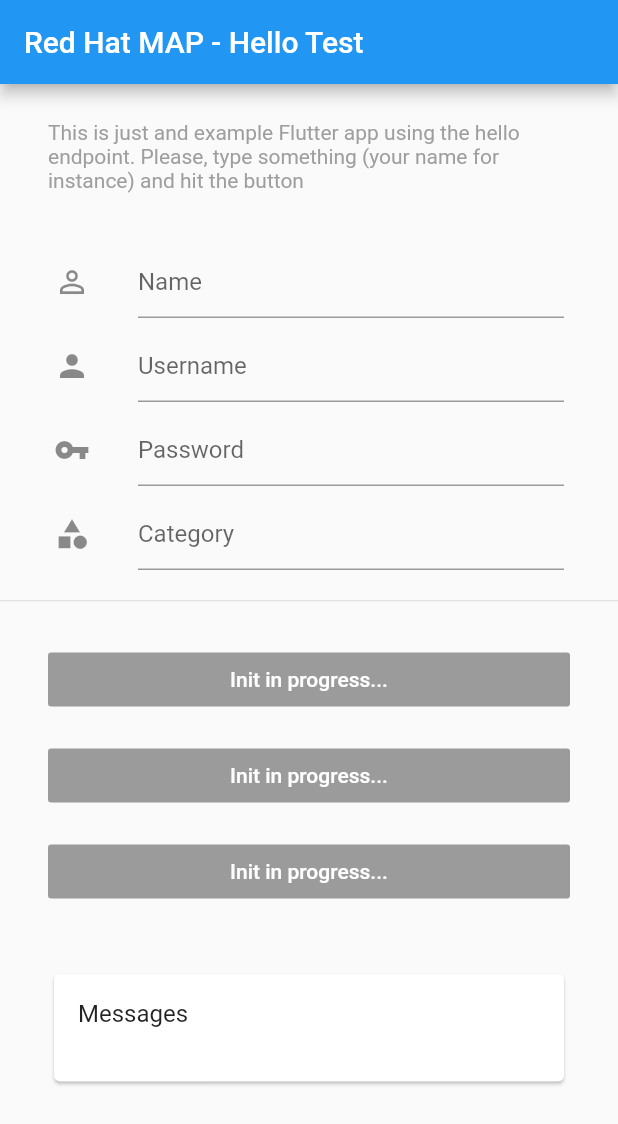
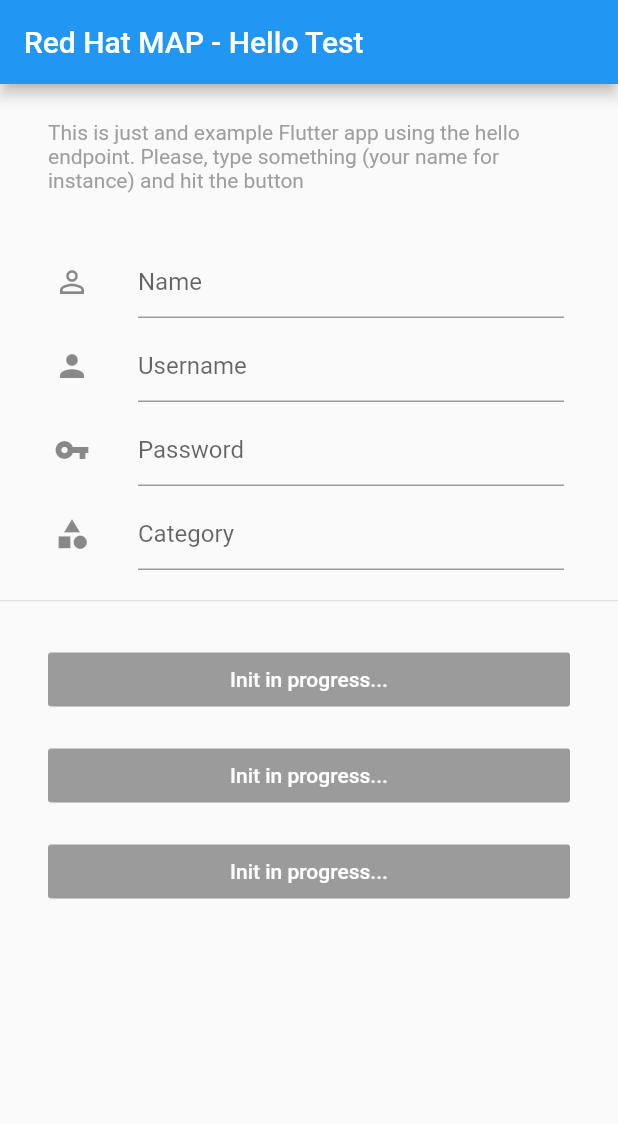
Before and after one commit to cvicens/flutter-fh, a Flutter app: the screen it shows after launch, on a phone screen of 412 x 824 dp. Shown: the top 1124 px of the screen. Run offline on Flutter 3.47's test engine with Material 2 defaults, Android fonts, the phone set to English and light mode, and no system bars.

Commit message:
message section hidden, snackbars instead

```diff
--- a/example/lib/main.dart
+++ b/example/lib/main.dart
@@ -154,10 +154,12 @@
       data = await FhSdk.cloud(options);
       print('data ==> ' + data.toString());
       message = data.toString();
+      showSnackBarMessage(message);
     } on PlatformException catch (e, s) {
       print('Exception details:\n $e');
       print('Stack trace:\n $s');
-      message = 'Error calling hello';
+      message = 'Error calling hello/';
+      showSnackBarMessage(message);
     }
 
     // If the widget was removed from the tree while the asynchronous platform
@@ -184,7 +186,6 @@
       print('Exception details:\n $e');
       print('Stack trace:\n $s');
       message = 'Authentication error';
-
       showSnackBarMessage (message);
     }
 
@@ -207,11 +208,13 @@
     try {
       data = await FhSdk.pushRegisterWithAliasAndCategories(alias, categories);
       message = data.toString();
+      showSnackBarMessage('Registered as: ' + alias + ' as ' + categories.toString());
       print('pushRegister data ' + data.toString());
     } on PlatformException catch (e, s) {
       print('Exception details:\n $e');
       print('Stack trace:\n $s');
-      message = 'Error calling hello';
+      message = 'Error calling pushRegister';
+      showSnackBarMessage(message);
     }
 
     // If the widget was removed from the tree while the asynchronous platform
@@ -348,21 +351,6 @@
                               pushRegister(_usernameFieldController.text, [_categoryFieldController.text]);
                       }
                   )
-              ),
-              new Container(
-                  padding: const EdgeInsets.all(32.0),
-                  child: new Card(
-                    child: new Column(
-                      mainAxisSize: MainAxisSize.min,
-                      children: <Widget>[
-                        new ListTile(
-                          //leading: const Icon(Icons.album),
-                          title: const Text('Messages'),
-                          subtitle: new Text('$_messages'),
-                        )
-                      ],
-                    ),
-                  )
               )
             ]);
           })),
```
